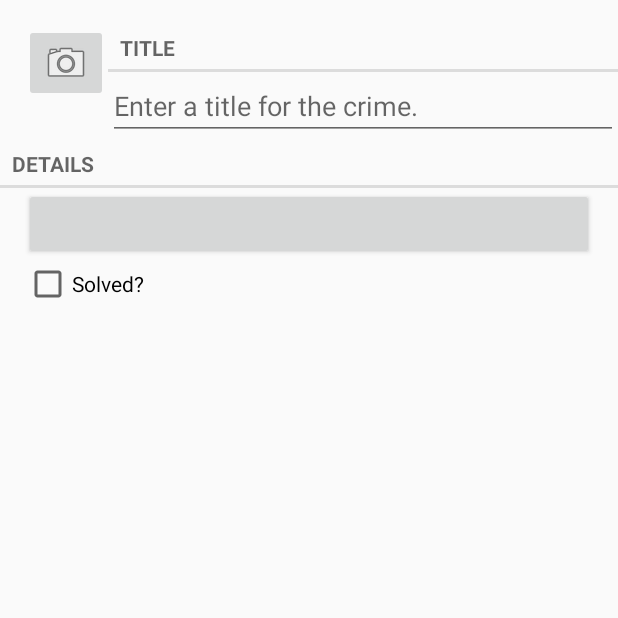
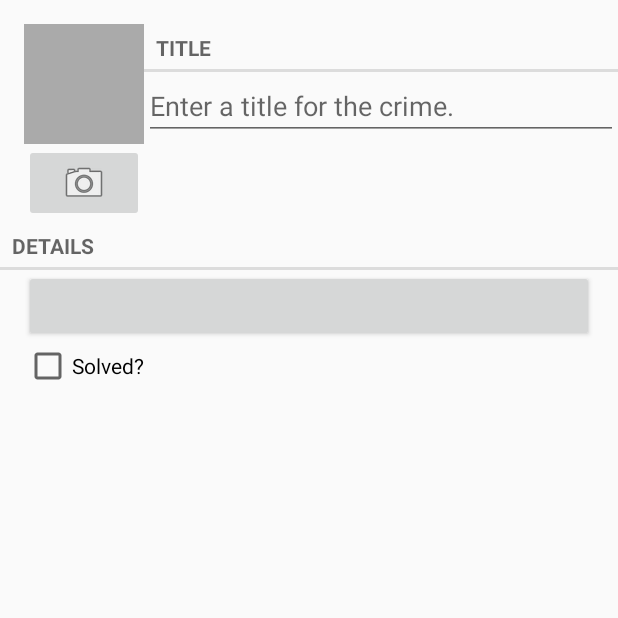
Before and after one commit to jekakim/android, an Android app: the fragment CrimeFragment placed in its activity, on a phone screen of 412 x 824 dp, the top half of it. Run offline under Robolectric (Android 15) with nearby library versions, the phone set to English and light mode, and no system bars; 4 statements that could not run were skipped.

Commit message:
Added ImageView and JSON serialized intents.

```diff
--- a/CriminalIntentv2/app/src/main/java/com/akim/android/criminalintent/CrimeFragment.java
+++ b/CriminalIntentv2/app/src/main/java/com/akim/android/criminalintent/CrimeFragment.java
@@ -12,6 +12,7 @@ import android.support.v4.app.FragmentManager;
 import android.support.v4.app.NavUtils;
 import android.text.Editable;
 import android.text.TextWatcher;
+import android.util.Log;
 import android.view.LayoutInflater;
 import android.view.MenuItem;
 import android.view.View;
@@ -21,6 +22,7 @@ import android.widget.CheckBox;
 import android.widget.CompoundButton;
 import android.widget.EditText;
 import android.widget.ImageButton;
+import android.widget.ImageView;
 
 import java.util.Date;
 import java.util.UUID;
@@ -29,17 +31,20 @@ import java.util.UUID;
  * Created by Alex on 9/29/2014.
  */
 public class CrimeFragment extends Fragment {
+    private static final String TAG = "CrimeFragment";
     public static final String EXTRA_CRIME_ID =
             "come.bignerdranch.android.criminalintent.crime_id";
 
     private static final String DIALOG_DATE = "date";
     private static final int REQUEST_DATE = 0;
+    private static final int REQUEST_PHOTO = 1;
 
     private Crime mCrime;
     private EditText mTitleField;
     private Button mDateButton;
     private CheckBox mSolvedCheckBox;
     private ImageButton mPhotoButton;
+    private ImageView mPhotoView;
 
     @Override
     public void onCreate(Bundle savedInstanceState) {
@@ -111,9 +116,11 @@ public class CrimeFragment extends Fragment {
             @Override
             public void onClick(View v) {
                 Intent i = new Intent(getActivity(), CrimeCameraActivity.class);
-                startActivity(i);
+                startActivityForResult(i, REQUEST_PHOTO);
             }
         });
+
+        mPhotoView = (ImageView)v.findViewById(R.id.crime_imageView);
 
         // If camera is not available, disable camera functionality
         PackageManager pm = getActivity().getPackageManager();
@@ -146,6 +153,14 @@ public class CrimeFragment extends Fragment {
                     .getSerializableExtra(DatePickerFragment.EXTRA_DATE);
             mCrime.setDate(date);
             updateDate();
+        } else if (requestCode == REQUEST_PHOTO) {
+            // Create a new Photo object and attach it to the crime
+            String filename = data.getStringExtra(CrimeCameraFragment.EXTRA_PHOTO_FILENAME);
+            if (filename != null) {
+                Photo p = new Photo(filename);
+                mCrime.setPhoto(p);
+                Log.i(TAG, "Crime: " + mCrime.getTitle() + " has a photo");
+            }
         }
     }
 
--- a/CriminalIntentv2/app/src/main/res/layout-land/fragment_crime.xml
+++ b/CriminalIntentv2/app/src/main/res/layout-land/fragment_crime.xml
@@ -17,6 +17,13 @@
             android:layout_height="wrap_content"
             android:orientation="vertical"
             android:layout_marginRight="4dp" >
+
+            <ImageView android:id="@+id/crime_imageView"
+                android:layout_width="80dp"
+                android:layout_height="80dp"
+                android:scaleType="centerInside"
+                android:background="@android:color/darker_gray"
+                android:cropToPadding="true" />
 
             <ImageButton android:id="@+id/crime_imageButton"
                 android:layout_width="match_parent"
--- a/CriminalIntentv2/app/src/main/res/layout/fragment_crime.xml
+++ b/CriminalIntentv2/app/src/main/res/layout/fragment_crime.xml
@@ -16,6 +16,13 @@
             android:layout_width="wrap_content"
             android:layout_height="wrap_content"
             android:orientation="vertical" >
+
+            <ImageView android:id="@+id/crime_imageView"
+                android:layout_width="80dp"
+                android:layout_height="80dp"
+                android:scaleType="centerInside"
+                android:background="@android:color/darker_gray"
+                android:cropToPadding="true" />
 
             <ImageButton android:id="@+id/crime_imageButton"
                 android:layout_width="match_parent"
```
Also changed, not shown: CriminalIntentv2/app/src/main/java/com/akim/android/criminalintent/Crime.java (+14 -0 lines), CriminalIntentv2/app/src/main/java/com/akim/android/criminalintent/CrimeCameraFragment.java (+11 -1 lines), CriminalIntentv2/app/src/main/java/com/akim/android/criminalintent/Photo.java (added, +32 -0 lines).
